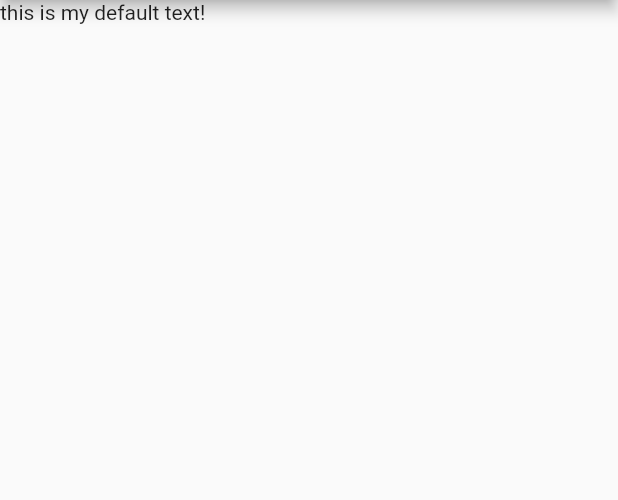
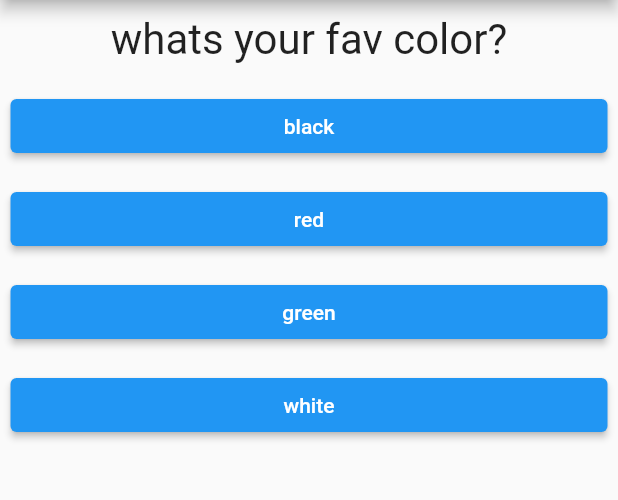
Before and after one commit to mb-ftme/flutter-quiz-app, a Flutter app: the screen it shows after launch, on a phone screen of 412 x 824 dp, the part 84-584 px from its top. Run offline on Flutter 3.47's test engine with Material 2 defaults, Android fonts, the phone set to English and light mode, and no system bars.

Commit message:
add question and answer

```diff
--- /dev/null
+++ b/lib/answer.dart
@@ -0,0 +1,21 @@
+import 'package:flutter/material.dart';
+import 'package:flutter/src/widgets/container.dart';
+import 'package:flutter/src/widgets/framework.dart';
+
+class Answer extends StatelessWidget {
+  final VoidCallback selectHandler;
+  final String answerText;
+  Answer(this.selectHandler, this.answerText);
+
+  @override
+  Widget build(BuildContext context) {
+    return Container(
+      width: double.infinity,
+      margin: EdgeInsets.all(7),
+      child: ElevatedButton(
+        child: Text(answerText),
+        onPressed: selectHandler,
+      ),
+    );
+  }
+}
--- a/lib/main.dart
+++ b/lib/main.dart
@@ -1,11 +1,47 @@
 import 'package:flutter/cupertino.dart';
 import 'package:flutter/material.dart';
+import 'package:my_quiz_app/answer.dart';
+import 'package:my_quiz_app/question.dart';
 
 void main() {
   runApp(MyApp());
 }
 
-class MyApp extends StatelessWidget {
+class MyApp extends StatefulWidget {
+  @override
+  State<StatefulWidget> createState() {
+    return _MyAppState();
+  }
+}
+
+class _MyAppState extends State<MyApp> {
+  final questions = const [
+    {
+      'questionText': 'whats your fav color?',
+      'answers': ['black', 'red', 'green', 'white'],
+    },
+    {
+      'questionText': 'whats your fav animal?',
+      'answers': ['rabbit', 'snake', 'cat', 'dog']
+    },
+    {
+      'questionText': 'whats your fav food?',
+      'answers': ['pasta', 'pizza', 'soshi', 'dog']
+    },
+  ];
+  var _questionIndex = 0;
+
+  void _answerQuestion() {
+    setState(() {
+      _questionIndex = _questionIndex + 1;
+    });
+
+    print(_questionIndex);
+    if (_questionIndex < questions.length) {
+      print('we have more');
+    }
+  }
+
   @override
   Widget build(BuildContext context) {
     return MaterialApp(
@@ -13,7 +49,13 @@ class MyApp extends StatelessWidget {
         appBar: AppBar(
           title: Text('My Quiz App'),
         ),
-        body: Text('this is my default text!'),
+        body: Column(children: [
+          Question(questions[_questionIndex]['questionText'] as String),
+          ...(questions[_questionIndex]['answers'] as List<String>)
+              .map((answer) {
+            return Answer(_answerQuestion, answer);
+          }).toList()
+        ]),
       ),
     );
   }
--- /dev/null
+++ b/lib/question.dart
@@ -0,0 +1,21 @@
+import 'package:flutter/cupertino.dart';
+import 'package:flutter/src/widgets/container.dart';
+import 'package:flutter/src/widgets/framework.dart';
+
+class Question extends StatelessWidget {
+  final String questionText;
+
+  Question(this.questionText);
+
+  @override
+  Widget build(BuildContext context) {
+    return Container(
+        width: double.infinity,
+        margin: EdgeInsets.all(10),
+        child: Text(
+          questionText,
+          style: TextStyle(fontSize: 28),
+          textAlign: TextAlign.center,
+        ));
+  }
+}
```
Also changed, not shown: 1 other file.
